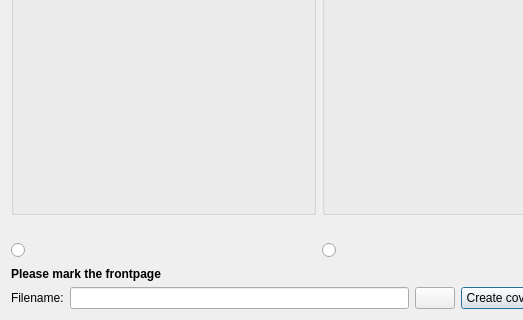
First picture: the form in pordb_cover.ui, repository hwmay/pordb3, before the edit; both pictures show x 0 to 523 and y 212 to 532 of the 638 by 532 pixel window.
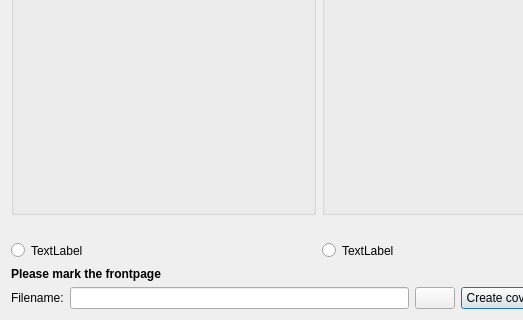
Second picture: the form after the edit. Icons and pictures are not drawn.

Commit message: Dialog create cover: file sizes added

The edit to the form file:
```diff
--- a/pordb_cover.ui
+++ b/pordb_cover.ui
@@ -83,6 +83,13 @@
                </property>
               </widget>
              </item>
+             <item>
+              <widget class="QLabel" name="labelSize1">
+               <property name="text">
+                <string>TextLabel</string>
+               </property>
+              </widget>
+             </item>
              <item>
               <spacer name="horizontalSpacer">
                <property name="orientation">
@@ -156,6 +163,13 @@
                </property>
               </widget>
              </item>
+             <item>
+              <widget class="QLabel" name="labelSize2">
+               <property name="text">
+                <string>TextLabel</string>
+               </property>
+              </widget>
+             </item>
              <item>
               <spacer name="horizontalSpacer_2">
                <property name="orientation">
```
The commit also changes 2 other files.
